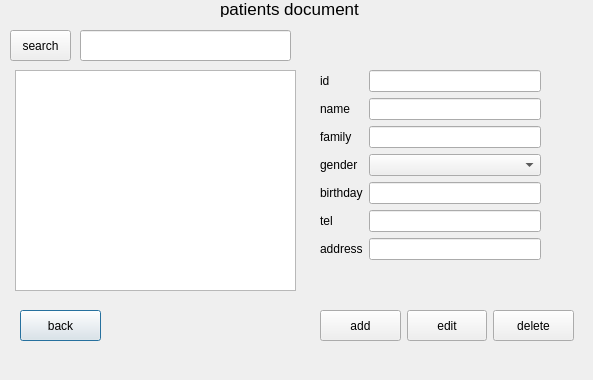
Qt form patientdialog.ui (itsMahdi/clinic) before a commit.
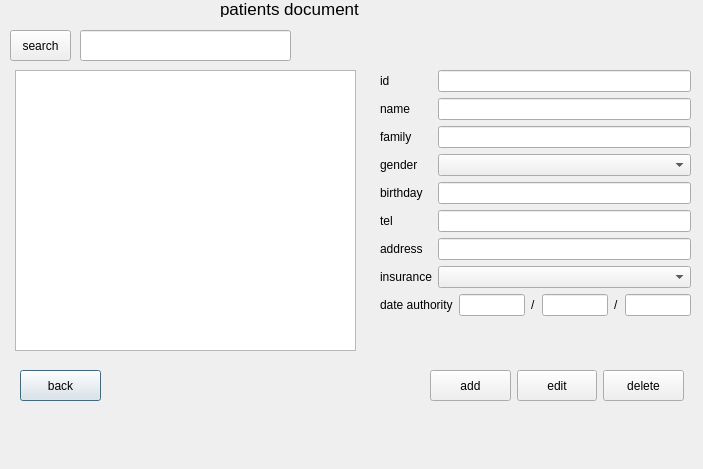
The same form after that commit.

Commit message: patient document page altered (related insurance part)

What changed in the file:
```diff
--- a/patientdialog.ui
+++ b/patientdialog.ui
@@ -6,100 +6,18 @@
    <rect>
     <x>0</x>
     <y>0</y>
-    <width>593</width>
-    <height>380</height>
+    <width>703</width>
+    <height>469</height>
    </rect>
   </property>
   <property name="windowTitle">
    <string>Dialog</string>
   </property>
-  <widget class="QWidget" name="layoutWidget">
-   <property name="geometry">
-    <rect>
-     <x>320</x>
-     <y>70</y>
-     <width>221</width>
-     <height>219</height>
-    </rect>
-   </property>
-   <layout class="QFormLayout" name="formLayout">
-    <item row="0" column="0">
-     <widget class="QLabel" name="label_id_pt">
-      <property name="text">
-       <string>id</string>
-      </property>
-     </widget>
-    </item>
-    <item row="0" column="1">
-     <widget class="QLineEdit" name="lineEdit_id_pt"/>
-    </item>
-    <item row="1" column="0">
-     <widget class="QLabel" name="label_name_pt">
-      <property name="text">
-       <string>name</string>
-      </property>
-     </widget>
-    </item>
-    <item row="1" column="1">
-     <widget class="QLineEdit" name="lineEdit_name_pt"/>
-    </item>
-    <item row="3" column="0">
-     <widget class="QLabel" name="label_gender_pt">
-      <property name="text">
-       <string>gender</string>
-      </property>
-     </widget>
-    </item>
-    <item row="5" column="0">
-     <widget class="QLabel" name="label_tel_pt">
-      <property name="text">
-       <string>tel</string>
-      </property>
-     </widget>
-    </item>
-    <item row="5" column="1">
-     <widget class="QLineEdit" name="lineEdit_tel_pt"/>
-    </item>
-    <item row="7" column="0">
-     <widget class="QLabel" name="label_adrs_pt">
-      <property name="text">
-       <string>address</string>
-      </property>
-     </widget>
-    </item>
-    <item row="7" column="1">
-     <widget class="QLineEdit" name="lineEdit_adrs_pt"/>
-    </item>
-    <item row="4" column="0">
-     <widget class="QLabel" name="label_birthday_pt">
-      <property name="text">
-       <string>birthday</string>
-      </property>
-     </widget>
-    </item>
-    <item row="4" column="1">
-     <widget class="QLineEdit" name="lineEdit_birthday_pt"/>
-    </item>
-    <item row="3" column="1">
-     <widget class="QComboBox" name="comboBox_gender"/>
-    </item>
-    <item row="2" column="0">
-     <widget class="QLabel" name="label_family_pt">
-      <property name="text">
-       <string>family</string>
-      </property>
-     </widget>
-    </item>
-    <item row="2" column="1">
-     <widget class="QLineEdit" name="lineEdit_family_pt"/>
-    </item>
-   </layout>
-  </widget>
   <widget class="QPushButton" name="pushButton_back_pt">
    <property name="geometry">
     <rect>
      <x>20</x>
-     <y>310</y>
+     <y>370</y>
      <width>81</width>
      <height>31</height>
     </rect>
@@ -154,16 +72,16 @@
     <rect>
      <x>15</x>
      <y>70</y>
-     <width>281</width>
-     <height>221</height>
+     <width>341</width>
+     <height>281</height>
     </rect>
    </property>
   </widget>
   <widget class="QWidget" name="layoutWidget">
    <property name="geometry">
     <rect>
-     <x>320</x>
-     <y>310</y>
+     <x>430</x>
+     <y>370</y>
      <width>254</width>
      <height>31</height>
     </rect>
@@ -210,6 +128,132 @@
     </item>
    </layout>
   </widget>
+  <widget class="QWidget" name="">
+   <property name="geometry">
+    <rect>
+     <x>380</x>
+     <y>70</y>
+     <width>311</width>
+     <height>277</height>
+    </rect>
+   </property>
+   <layout class="QFormLayout" name="formLayout">
+    <item row="0" column="0">
+     <widget class="QLabel" name="label_id_pt">
+      <property name="text">
+       <string>id</string>
+      </property>
+     </widget>
+    </item>
+    <item row="0" column="1">
+     <widget class="QLineEdit" name="lineEdit_id_pt"/>
+    </item>
+    <item row="1" column="0">
+     <widget class="QLabel" name="label_name_pt">
+      <property name="text">
+       <string>name</string>
+      </property>
+     </widget>
+    </item>
+    <item row="1" column="1">
+     <widget class="QLineEdit" name="lineEdit_name_pt"/>
+    </item>
+    <item row="2" column="0">
+     <widget class="QLabel" name="label_family_pt">
+      <property name="text">
+       <string>family</string>
+      </property>
+     </widget>
+    </item>
+    <item row="2" column="1">
+     <widget class="QLineEdit" name="lineEdit_family_pt"/>
+    </item>
+    <item row="3" column="0">
+     <widget class="QLabel" name="label_gender_pt">
+      <property name="text">
+       <string>gender</string>
+      </property>
+     </widget>
+    </item>
+    <item row="3" column="1">
+     <widget class="QComboBox" name="comboBox_gender"/>
+    </item>
+    <item row="4" column="0">
+     <widget class="QLabel" name="label_birthday_pt">
+      <property name="text">
+       <string>birthday</string>
+      </property>
+     </widget>
+    </item>
+    <item row="4" column="1">
+     <widget class="QLineEdit" name="lineEdit_birthday_pt"/>
+    </item>
+    <item row="5" column="0">
+     <widget class="QLabel" name="label_tel_pt">
+      <property name="text">
+       <string>tel</string>
+      </property>
+     </widget>
+    </item>
+    <item row="5" column="1">
+     <widget class="QLineEdit" name="lineEdit_tel_pt"/>
+    </item>
+    <item row="6" column="0">
+     <widget class="QLabel" name="label_adrs_pt">
+      <property name="text">
+       <string>address</string>
+      </property>
+     </widget>
+    </item>
+    <item row="6" column="1">
+     <widget class="QLineEdit" name="lineEdit_adrs_pt"/>
+    </item>
+    <item row="7" column="0">
+     <widget class="QLabel" name="label_pt_insu">
+      <property name="text">
+       <string>insurance</string>
+      </property>
+     </widget>
+    </item>
+    <item row="7" column="1">
+     <widget class="QComboBox" name="comboBox_p_insu"/>
+    </item>
+    <item row="8" column="0" colspan="2">
+     <layout class="QHBoxLayout" name="horizontalLayout_2">
+      <item>
+       <widget class="QLabel" name="label_pt_doc_athurity">
+        <property name="text">
+         <string>date authority</string>
+        </property>
+       </widget>
+      </item>
+      <item>
+       <widget class="QLineEdit" name="lineEdit_authority_y"/>
+      </item>
+      <item>
+       <widget class="QLabel" name="label_3">
+        <property name="text">
+         <string>/</string>
+        </property>
+       </widget>
+      </item>
+      <item>
+       <widget class="QLineEdit" name="lineEdit_authority_m"/>
+      </item>
+      <item>
+       <widget class="QLabel" name="label_4">
+        <property name="text">
+         <string>/</string>
+        </property>
+       </widget>
+      </item>
+      <item>
+       <widget class="QLineEdit" name="lineEdit_authority_d"/>
+      </item>
+     </layout>
+    </item>
+   </layout>
+  </widget>
  </widget>
  <resources/>
  <connections/>
```
The commit also changes 1 other file.
